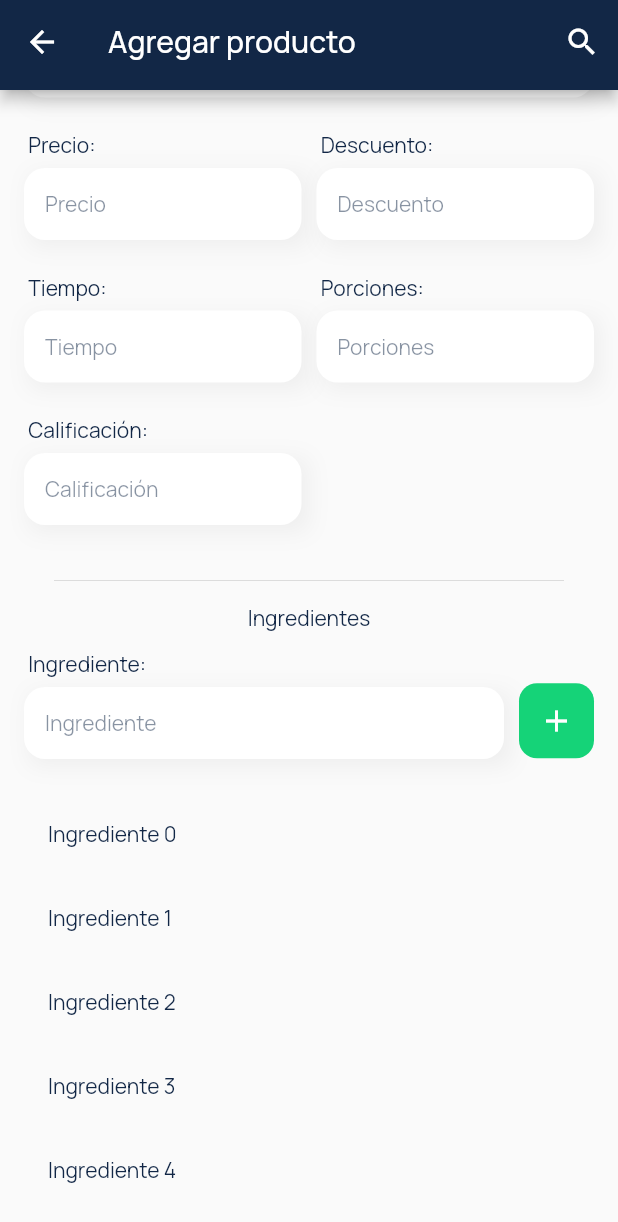
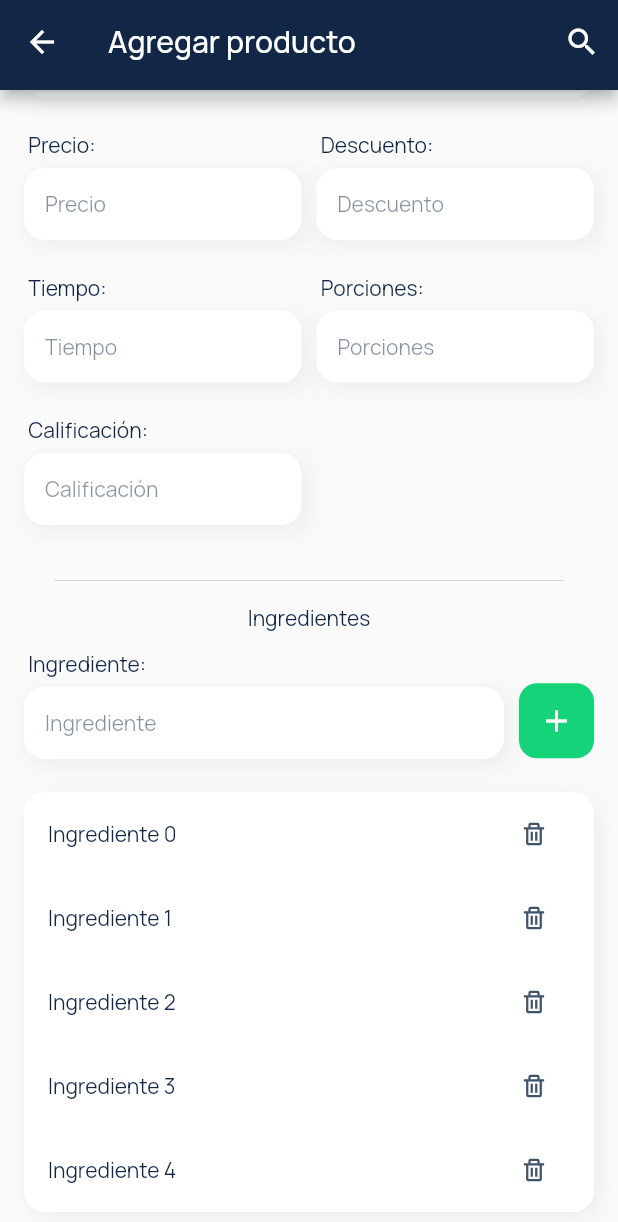
Before and after one commit to eeBarrionuevo/flutter_codigo5_menuapp, a Flutter app: the ProductFormPage screen opened directly, scrolled down 227 dp, on a phone screen of 412 x 824 dp. Shown: the top 1222 px of the screen. Run offline on Flutter 3.47's test engine with Material 2 defaults, Android fonts, the phone set to English and light mode, and no system bars; our stand-ins replace cached_network_image, cloud_firestore, firebase_core, flutter_svg, google_fonts; accounts and stored records are empty.

Commit message:
ProductPage 3.4

```diff
--- a/lib/pages/admin/product_form_page.dart
+++ b/lib/pages/admin/product_form_page.dart
@@ -1,4 +1,5 @@
 import 'package:flutter/material.dart';
+import 'package:flutter_svg/flutter_svg.dart';
 import 'package:menuapp/ui/general/colors.dart';
 import 'package:menuapp/ui/widgets/general_widget.dart';
 import 'package:menuapp/ui/widgets/my_appbar_widget.dart';
@@ -82,8 +83,9 @@ class ProductFormPage extends StatelessWidget {
                   endIndent: 20.0,
                 ),
               ),
-
-              TextNormal(text: "Ingredientes",),
+              TextNormal(
+                text: "Ingredientes",
+              ),
               divider12,
               Row(
                 children: [
@@ -94,9 +96,7 @@ class ProductFormPage extends StatelessWidget {
                   ),
                   dividerWidth10,
                   InkWell(
-                    onTap: (){
-
-                    },
+                    onTap: () {},
                     child: Container(
                       height: 50,
                       width: 50,
@@ -104,20 +104,47 @@ class ProductFormPage extends StatelessWidget {
                         color: kBrandSecondaryColor,
                         borderRadius: BorderRadius.circular(12.0),
                       ),
-                      child: Icon(Icons.add, color: Colors.white,),
+                      child: Icon(
+                        Icons.add,
+                        color: Colors.white,
+                      ),
                     ),
                   ),
                 ],
               ),
-              ListView.builder(
+              Container(
+                decoration: BoxDecoration(
+                  color: Colors.white,
+                  borderRadius: BorderRadius.circular(14.0),
+                  boxShadow: [
+                    BoxShadow(
+                      color: Colors.black.withOpacity(0.05),
+                      blurRadius: 12.0,
+                      offset: const Offset(4, 4),
+                    )
+                  ],
+                ),
+                child: ListView.builder(
+                  physics: const ScrollPhysics(),
                   shrinkWrap: true,
                   itemCount: 5,
-                itemBuilder: (context, index){
+                  itemBuilder: (context, index) {
                     return ListTile(
                       title: TextNormal(text: "Ingrediente $index"),
+                      trailing: IconButton(
+                        icon: SvgPicture.asset(
+                          'assets/icons/trash.svg',
+                          height: 18.0,
+                          color: kBrandPrimaryColor.withOpacity(0.8),
+                        ),
+                        onPressed: () {},
+                      ),
                     );
                   },
                 ),
+              ),
+              divider40,
+              divider40,
             ],
           ),
         ),
```
Lines whose indentation alone changed are shown as unchanged.
